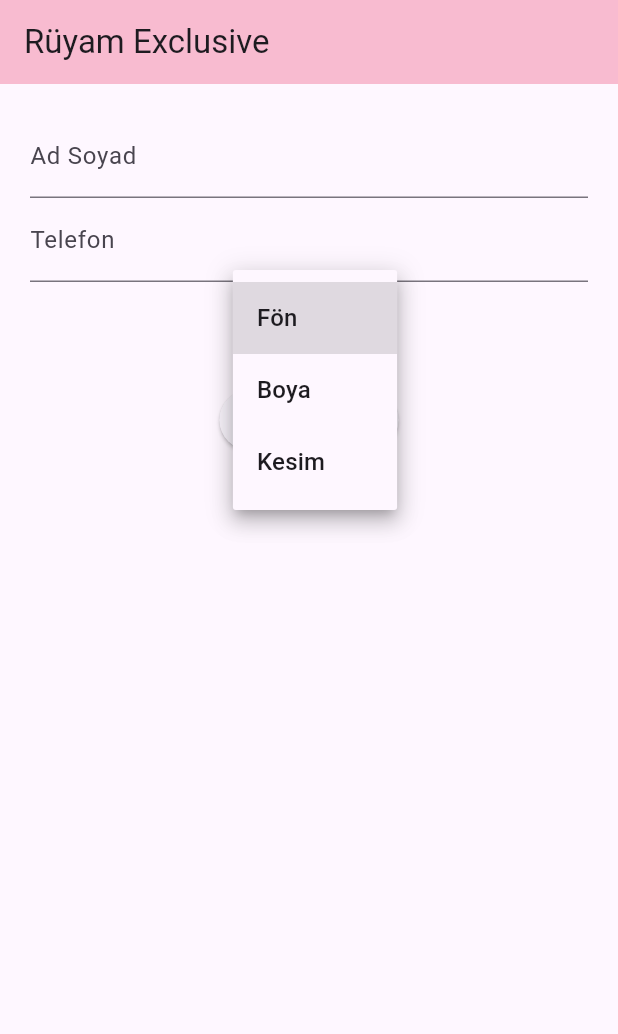
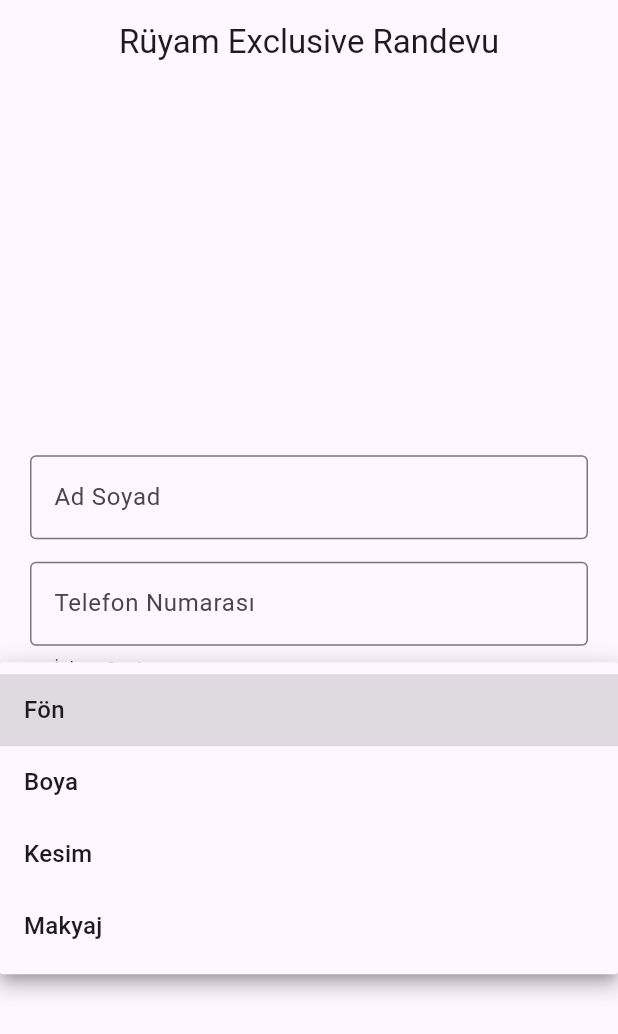
Before and after one commit to orhan504-collab/Deneme, a Flutter app: the screen it shows after launch, after a tap on "Fön", on a phone screen of 412 x 824 dp. Shown: the top 1034 px of the screen. Run offline on Flutter 3.47's test engine with Material 3 defaults, Android fonts, the phone set to English and light mode, and no system bars; our stand-ins replace supabase_flutter; accounts and stored records are empty.

Commit message:
Update main.dart

```diff
--- a/lib/main.dart
+++ b/lib/main.dart
@@ -3,56 +3,100 @@ import 'package:supabase_flutter/supabase_flutter.dart';
 
 void main() async {
   WidgetsFlutterBinding.ensureInitialized();
+
+  // Supabase bağlantısını başlat
   await Supabase.initialize(
     url: 'https://cyhrdhttgtdbgwlbtbnw.supabase.co',
     anonKey: 'sb_publishable_LIOI2vJC5XPa0Jxd1VXEEg_lxkuJWRh',
   );
-  runApp(const MaterialApp(home: RandevuSayfasi(), debugShowCheckedModeBanner: false));
+
+  runApp(const MaterialApp(
+    debugShowCheckedModeBanner: false,
+    home: RandevuSayfasi(),
+  ));
 }
 
 class RandevuSayfasi extends StatefulWidget {
   const RandevuSayfasi({super.key});
+
   @override
   State<RandevuSayfasi> createState() => _RandevuSayfasiState();
 }
 
 class _RandevuSayfasiState extends State<RandevuSayfasi> {
-  final _ad = TextEditingController();
-  final _tel = TextEditingController();
-  String _secilen = 'Fön';
+  final _adController = TextEditingController();
+  final _telController = TextEditingController();
+  String _secilenIslem = 'Fön';
+  bool _yukleniyor = false;
 
-  // Veritabanındaki sütun adları: Ad, Tel, Islem
-  Future<void> kaydet() async {
+  Future<void> randevuAl() async {
+    if (_telController.text.isEmpty) {
+      ScaffoldMessenger.of(context).showSnackBar(const SnackBar(content: Text('Lütfen telefon girin!')));
+      return;
+    }
+
+    setState(() => _yukleniyor = true);
+
     try {
+      // Sütun isimleri: Ad, Tel, Islem (Büyük/Küçük harf duyarlı!)
       await Supabase.instance.client.from('RuyamDB').insert({
-        'Ad': _ad.text.isEmpty ? 'Müşteri' : _ad.text,
-        'Tel': _tel.text,
-        'Islem': _secilen,
+        'Ad': _adController.text.isEmpty ? 'Müşteri' : _adController.text,
+        'Tel': _telController.text,
+        'Islem': _secilenIslem,
       });
-      ScaffoldMessenger.of(context).showSnackBar(const SnackBar(content: Text('Randevu Alındı! ✅')));
+
+      if (!mounted) return;
+      ScaffoldMessenger.of(context).showSnackBar(const SnackBar(content: Text('Randevunuz başarıyla alındı! ✅'), backgroundColor: Colors.green));
+      _adController.clear();
+      _telController.clear();
     } catch (e) {
-      ScaffoldMessenger.of(context).showSnackBar(SnackBar(content: Text('Hata: $e')));
+      if (!mounted) return;
+      ScaffoldMessenger.of(context).showSnackBar(SnackBar(content: Text('Hata oluştu: $e'), backgroundColor: Colors.red));
+    } finally {
+      setState(() => _yukleniyor = false);
     }
   }
 
   @override
   Widget build(BuildContext context) {
     return Scaffold(
-      appBar: AppBar(title: const Text('Rüyam Exclusive'), backgroundColor: Colors.pink[100]),
-      body: Padding(
-        padding: const EdgeInsets.all(20.0),
-        child: Column(
-          children: [
-            TextField(controller: _ad, decoration: const InputDecoration(labelText: 'Ad Soyad')),
-            TextField(controller: _tel, decoration: const InputDecoration(labelText: 'Telefon')),
-            DropdownButton<String>(
-              value: _secilen,
-              items: ['Fön', 'Boya', 'Kesim'].map((e) => DropdownMenuItem(value: e, child: Text(e))).toList(),
-              onChanged: (v) => setState(() => _secilen = v!),
-            ),
-            const SizedBox(height: 20),
-            ElevatedButton(onPressed: kaydet, child: const Text('Randevu Al')),
-          ],
+      appBar: AppBar(title: const Text('Rüyam Exclusive Randevu'), centerTitle: true),
+      body: Center(
+        child: Container(
+          maxWidth: 500, // Web'de çok yayılmasın diye
+          padding: const EdgeInsets.all(20.0),
+          child: Column(
+            mainAxisAlignment: MainAxisAlignment.center,
+            children: [
+              TextField(
+                controller: _adController,
+                decoration: const InputDecoration(labelText: 'Ad Soyad', border: OutlineInputBorder()),
+              ),
+              const SizedBox(height: 15),
+              TextField(
+                controller: _telController,
+                decoration: const InputDecoration(labelText: 'Telefon Numarası', border: OutlineInputBorder()),
+                keyboardType: TextInputType.phone,
+              ),
+              const SizedBox(height: 15),
+              DropdownButtonFormField<String>(
+                value: _secilenIslem,
+                decoration: const InputDecoration(labelText: 'İşlem Seçin', border: OutlineInputBorder()),
+                items: ['Fön', 'Boya', 'Kesim', 'Makyaj']
+                    .map((e) => DropdownMenuItem(value: e, child: Text(e)))
+                    .toList(),
+                onChanged: (val) => setState(() => _secilenIslem = val!),
+              ),
+              const SizedBox(height: 25),
+              _yukleniyor
+                ? const CircularProgressIndicator()
+                : ElevatedButton(
+                    onPressed: randevuAl,
+                    style: ElevatedButton.styleFrom(minimumSize: const Size(double.infinity, 50)),
+                    child: const Text('Randevu Al'),
+                  ),
+            ],
+          ),
         ),
       ),
     );
```
